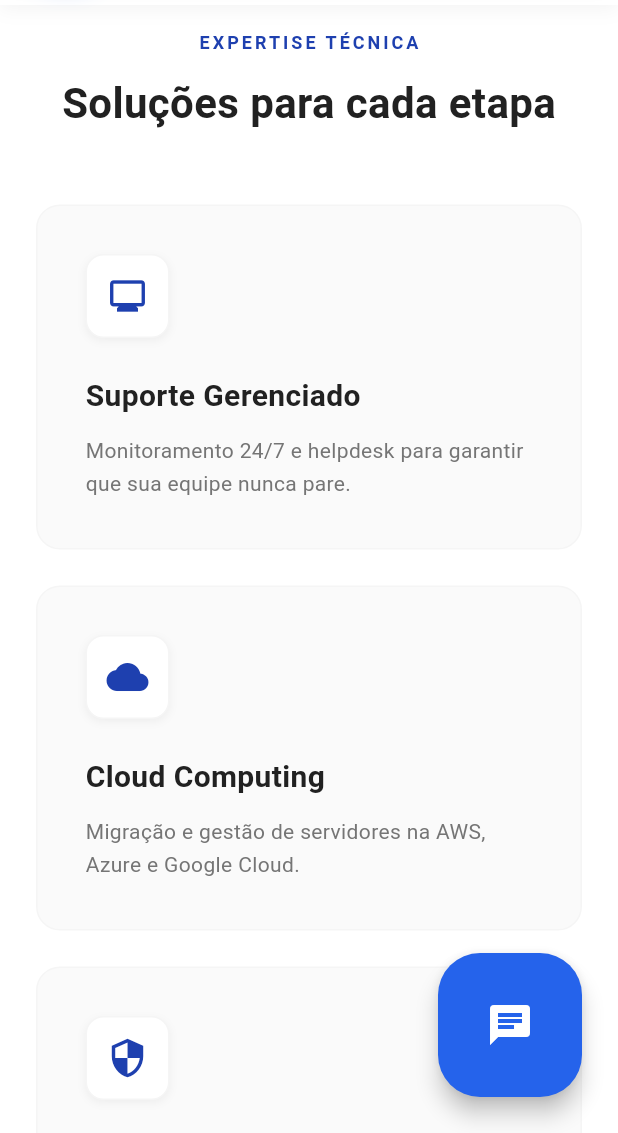
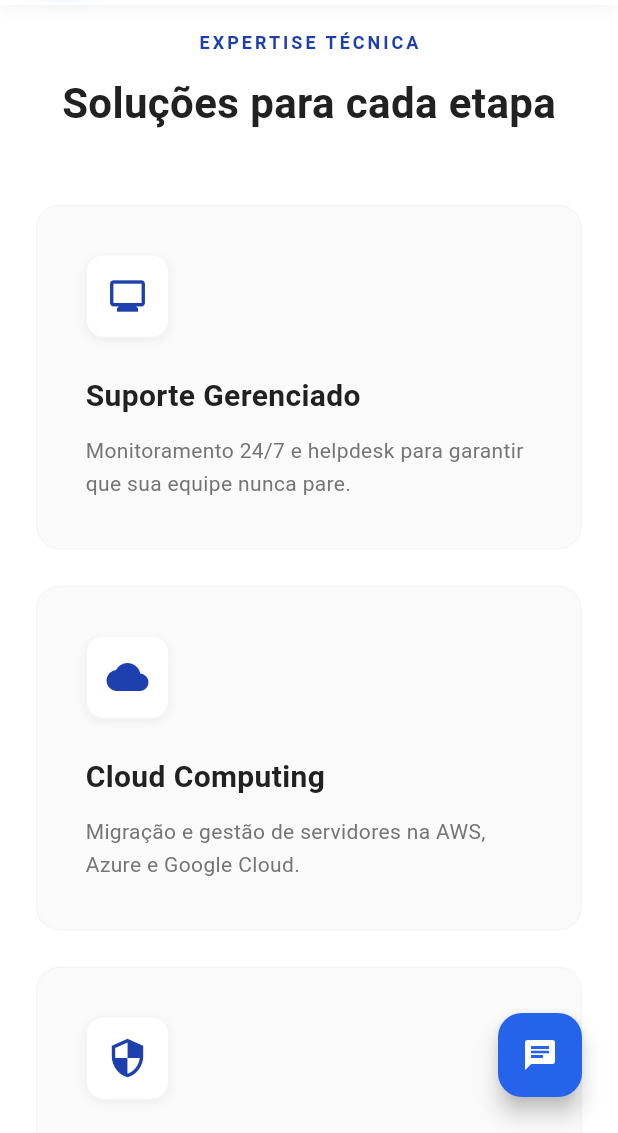
Before and after one commit to SamuelGFDias/exposition_site_prototipe, a Flutter app: the screen it shows after launch, scrolled down 576 dp, on a phone screen of 412 x 824 dp, the part 103-1236 px from its top. Run offline on Flutter 3.47's test engine with Material 3 defaults, Android fonts, the phone set to English and light mode, and no system bars; drawn by our look-alikes of cached_network_image; our stand-ins replace flutter_riverpod, go_router, timezone, url_strategy; network calls fail; Roboto replaces fonts that are missing (system-ui).

Commit message:
feat: Update chat button size and responsiveness for mobile devices

```diff
--- a/lib/features/public/widgets/chat_widget.dart
+++ b/lib/features/public/widgets/chat_widget.dart
@@ -45,10 +45,19 @@ class _ChatWidgetState extends ConsumerState<ChatWidget> {
   }
 
   Widget _buildChatButton() {
-    return FloatingActionButton.large(
-      onPressed: () => ref.read(chatProvider.notifier).toggleChat(),
-      backgroundColor: widget.themeConfig.primaryColor,
-      child: const Icon(Icons.chat, size: 32, color: Colors.white),
+    final size = MediaQuery.of(context).size;
+    final isMobile = size.width < 768;
+    final buttonSize = isMobile ? 56.0 : 72.0;
+    final iconSize = isMobile ? 24.0 : 32.0;
+
+    return SizedBox(
+      width: buttonSize,
+      height: buttonSize,
+      child: FloatingActionButton(
+        onPressed: () => ref.read(chatProvider.notifier).toggleChat(),
+        backgroundColor: widget.themeConfig.primaryColor,
+        child: Icon(Icons.chat, size: iconSize, color: Colors.white),
+      ),
     );
   }
 
```
